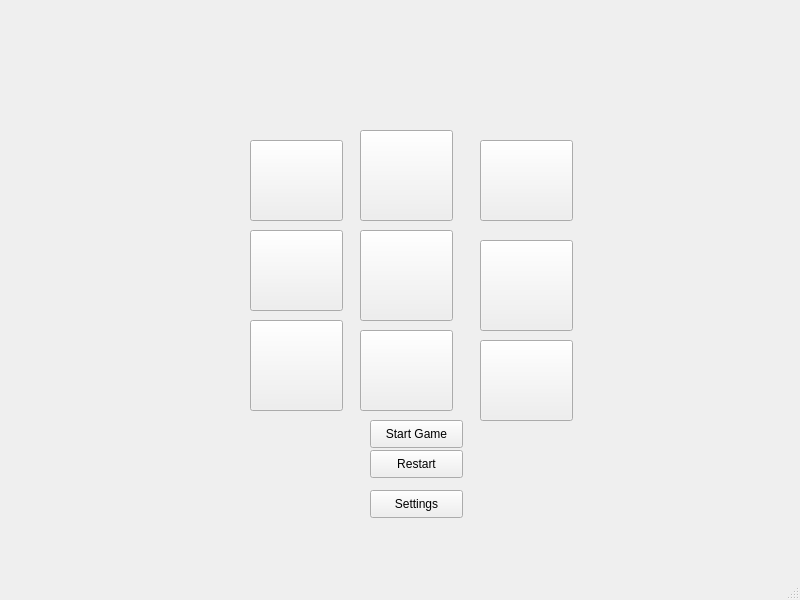
Above: tictactoe.ui from JohnOMalleyNewBury/TicTacToe before the change. Below: the same form after it.
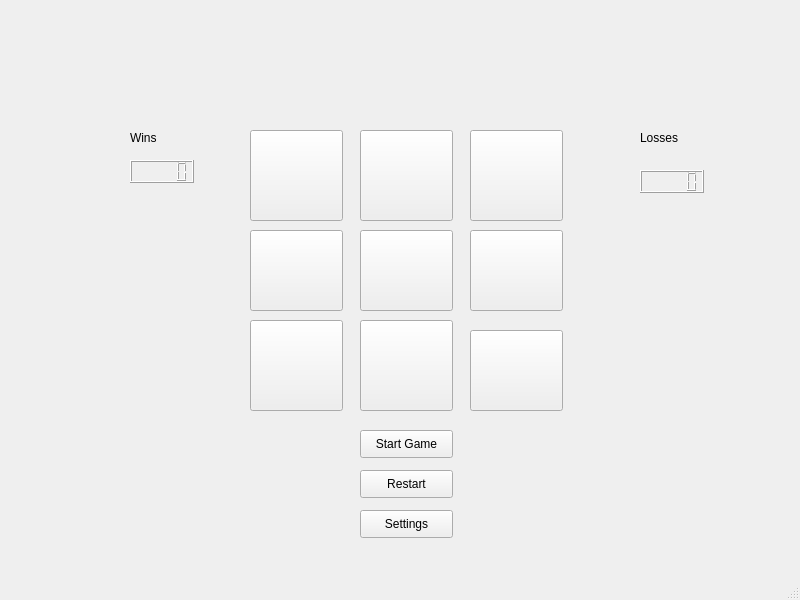
That is the form after the change.

Patch:
```diff
--- a/tictactoe.ui
+++ b/tictactoe.ui
@@ -18,9 +18,9 @@
     <property name="geometry">
      <rect>
       <x>250</x>
-      <y>140</y>
+      <y>130</y>
       <width>93</width>
-      <height>81</height>
+      <height>91</height>
      </rect>
     </property>
     <property name="text">
@@ -43,10 +43,10 @@
    <widget class="QPushButton" name="pushButton_3">
     <property name="geometry">
      <rect>
-      <x>480</x>
-      <y>140</y>
+      <x>470</x>
+      <y>130</y>
       <width>93</width>
-      <height>81</height>
+      <height>91</height>
      </rect>
     </property>
     <property name="text">
@@ -72,7 +72,7 @@
       <x>360</x>
       <y>230</y>
       <width>93</width>
-      <height>91</height>
+      <height>81</height>
      </rect>
     </property>
     <property name="text">
@@ -82,10 +82,10 @@
    <widget class="QPushButton" name="pushButton_6">
     <property name="geometry">
      <rect>
-      <x>480</x>
-      <y>240</y>
+      <x>470</x>
+      <y>230</y>
       <width>93</width>
-      <height>91</height>
+      <height>81</height>
      </rect>
     </property>
     <property name="text">
@@ -109,6 +109,19 @@
     <property name="geometry">
      <rect>
       <x>360</x>
+      <y>320</y>
+      <width>93</width>
+      <height>91</height>
+     </rect>
+    </property>
+    <property name="text">
+     <string/>
+    </property>
+   </widget>
+   <widget class="QPushButton" name="square8">
+    <property name="geometry">
+     <rect>
+      <x>470</x>
       <y>330</y>
       <width>93</width>
       <height>81</height>
@@ -121,21 +134,8 @@
    <widget class="QPushButton" name="pushButton_9">
     <property name="geometry">
      <rect>
-      <x>480</x>
-      <y>340</y>
-      <width>93</width>
-      <height>81</height>
-     </rect>
-    </property>
-    <property name="text">
-     <string/>
-    </property>
-   </widget>
-   <widget class="QPushButton" name="pushButton_10">
-    <property name="geometry">
-     <rect>
-      <x>370</x>
-      <y>420</y>
+      <x>360</x>
+      <y>430</y>
       <width>93</width>
       <height>28</height>
      </rect>
@@ -147,8 +147,8 @@
    <widget class="QPushButton" name="pushButton_11">
     <property name="geometry">
      <rect>
-      <x>370</x>
-      <y>450</y>
+      <x>360</x>
+      <y>470</y>
       <width>93</width>
       <height>28</height>
      </rect>
@@ -160,8 +160,8 @@
    <widget class="QPushButton" name="pushButton_12">
     <property name="geometry">
      <rect>
-      <x>370</x>
-      <y>490</y>
+      <x>360</x>
+      <y>510</y>
       <width>93</width>
       <height>28</height>
      </rect>
@@ -170,6 +170,52 @@
      <string>Settings</string>
     </property>
    </widget>
+   <widget class="QLabel" name="label">
+    <property name="geometry">
+     <rect>
+      <x>130</x>
+      <y>130</y>
+      <width>55</width>
+      <height>16</height>
+     </rect>
+    </property>
+    <property name="text">
+     <string>Wins</string>
+    </property>
+   </widget>
+   <widget class="QLabel" name="label_2">
+    <property name="geometry">
+     <rect>
+      <x>640</x>
+      <y>130</y>
+      <width>55</width>
+      <height>16</height>
+     </rect>
+    </property>
+    <property name="text">
+     <string>Losses</string>
+    </property>
+   </widget>
+   <widget class="QLCDNumber" name="lcdNumber">
+    <property name="geometry">
+     <rect>
+      <x>130</x>
+      <y>160</y>
+      <width>64</width>
+      <height>23</height>
+     </rect>
+    </property>
+   </widget>
+   <widget class="QLCDNumber" name="lcdNumber_2">
+    <property name="geometry">
+     <rect>
+      <x>640</x>
+      <y>170</y>
+      <width>64</width>
+      <height>23</height>
+     </rect>
+    </property>
+   </widget>
   </widget>
   <widget class="QMenuBar" name="menubar">
    <property name="geometry">
```
Left out of the diff: 22 changed lines with no effect on the pictures.
